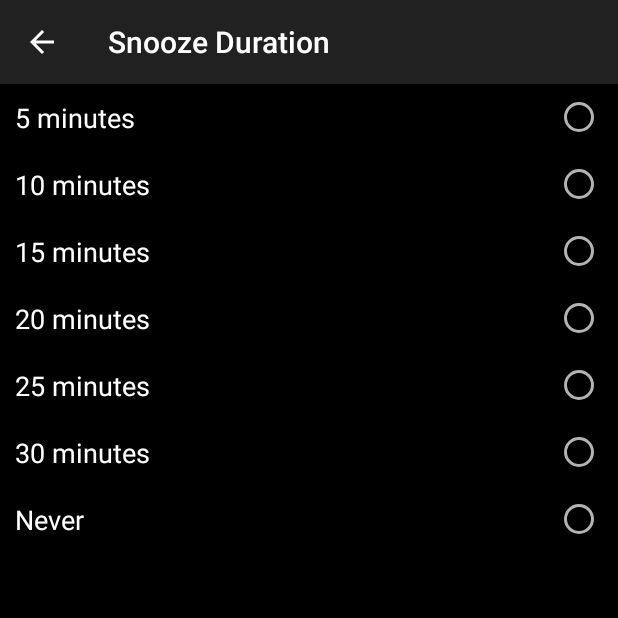
After one commit to vtabk2/Alarm_Clock_1, an Android app: the SnoozeActivity screen opened directly, with no data from a screen before it, on a phone screen of 412 x 824 dp, the top half of it. The commit adds this screen. Run offline under Robolectric (Android 15) with nearby library versions, the phone set to English and light mode, and no system bars.

Commit message:
alarm_snooze

```diff
--- a/app/src/main/AndroidManifest.xml
+++ b/app/src/main/AndroidManifest.xml
@@ -31,6 +31,9 @@
         <activity
             android:name=".ui.activity.ListAlarmsActivity"
             android:theme="@style/Theme.AppCompat"/>
+        <activity
+            android:name=".ui.activity.SnoozeActivity"
+            android:theme="@style/Theme.AppCompat"/>
 
         <receiver
             android:name=".ui.widget.AnalogClockWidget"
--- a/app/src/main/java/com/example/framgia/alarmclock/data/Constants.java
+++ b/app/src/main/java/com/example/framgia/alarmclock/data/Constants.java
@@ -27,10 +27,10 @@ public class Constants {
     public final static int TYPE_CLOCKS_ANALOG = 5;
     public static final String ALARM_TIME_FORMAT = "HH:mm";
     public static final String OBJECT_ID = "id";
-    public static final String MINUTES ="minutes";
+    public static final String MINUTES = "minutes";
     public static final int DEFAULT_INTENT_VALUE = -1;
     public static final String DEFAULT_ALARM_SOUND = "Bells";
     public static final int DEFAULT_ALARM_VOLUME = 50;
     public static final int DEFAULT_ALARM_SNOOZE_TIME = 10;
-
+    public static final String INTENT_SNOOZE_TIME = "snooze time";
 }
--- /dev/null
+++ b/app/src/main/java/com/example/framgia/alarmclock/ui/activity/SnoozeActivity.java
@@ -0,0 +1,128 @@
+package com.example.framgia.alarmclock.ui.activity;
+
+import android.app.Activity;
+import android.content.Intent;
+import android.os.Bundle;
+import android.support.annotation.Nullable;
+import android.support.v7.app.AppCompatActivity;
+import android.view.MenuItem;
+import android.widget.RadioButton;
+import android.widget.RadioGroup;
+
+import com.example.framgia.alarmclock.R;
+import com.example.framgia.alarmclock.data.Constants;
+
+/**
+ * Created by framgia on 19/07/2016.
+ */
+public class SnoozeActivity extends AppCompatActivity {
+    public static final int SNOOZE_FIVE_MINUTES = 5;
+    public static final int SNOOZE_TEN_MINUTES = 10;
+    public static final int SNOOZE_FIFTEEN_MINUTES = 15;
+    public static final int SNOOZE_TWENTY_MINUTES = 20;
+    public static final int SNOOZE_TWENTY_FIVE_MINUTES = 25;
+    public static final int SNOOZE_THIRTY_MINUTES = 30;
+    public static final int SNOOZE_NEVER = 0;
+    private RadioGroup mRadioGroup;
+    private RadioButton mRadioButtonFiveMinutes, mRadioButtonTenMinutes,
+        mRadioButtonFifteenMinutes, mRadioButtonTwentyMinutes, mRadioButtonTwentyFiveMinutes,
+        mRadioButtonThirtyMinutes, mRadioButtonNever;
+    private int mSnoozeTime;
+
+    @Override
+    protected void onCreate(@Nullable Bundle savedInstanceState) {
+        super.onCreate(savedInstanceState);
+        setContentView(R.layout.activity_snooze);
+        getSupportActionBar().setTitle(R.string.snooze_duration);
+        getSupportActionBar().setDisplayHomeAsUpEnabled(true);
+        getSupportActionBar().setDisplayShowHomeEnabled(true);
+        initViews();
+        loadData();
+    }
+
+    private void initViews() {
+        mRadioGroup = (RadioGroup) findViewById(R.id.radio_group_snooze);
+        mRadioButtonFiveMinutes = (RadioButton) findViewById(R.id.radio_button_five_minutes);
+        mRadioButtonTenMinutes = (RadioButton) findViewById(R.id.radio_button_ten_minutes);
+        mRadioButtonFifteenMinutes = (RadioButton) findViewById(R.id.radio_button_fifteen_minutes);
+        mRadioButtonTwentyMinutes = (RadioButton) findViewById(R.id.radio_button_twenty_minutes);
+        mRadioButtonTwentyFiveMinutes =
+            (RadioButton) findViewById(R.id.radio_button_twenty_five_minutes);
+        mRadioButtonThirtyMinutes = (RadioButton) findViewById(R.id.radio_button_thirty_minutes);
+        mRadioButtonNever = (RadioButton) findViewById(R.id.radio_button_never);
+    }
+
+    private void loadData() {
+        Intent intent = getIntent();
+        mSnoozeTime = intent.getIntExtra(Constants.INTENT_SNOOZE_TIME, Constants
+            .DEFAULT_INTENT_VALUE);
+        switch (mSnoozeTime) {
+            case SNOOZE_FIVE_MINUTES:
+                mRadioButtonFiveMinutes.setChecked(true);
+                break;
+            case SNOOZE_TEN_MINUTES:
+                mRadioButtonTenMinutes.setChecked(true);
+                break;
+            case SNOOZE_FIFTEEN_MINUTES:
+                mRadioButtonFifteenMinutes.setChecked(true);
+                break;
+            case SNOOZE_TWENTY_MINUTES:
+                mRadioButtonTwentyMinutes.setChecked(true);
+                break;
+            case SNOOZE_TWENTY_FIVE_MINUTES:
+                mRadioButtonTwentyFiveMinutes.setChecked(true);
+                break;
+            case SNOOZE_THIRTY_MINUTES:
+                mRadioButtonThirtyMinutes.setChecked(true);
+                break;
+            case SNOOZE_NEVER:
+                mRadioButtonNever.setChecked(true);
+                break;
+        }
+    }
+
+    private void getSnoozeTime() {
+        switch (mRadioGroup.getCheckedRadioButtonId()) {
+            case R.id.radio_button_five_minutes:
+                mSnoozeTime = SNOOZE_FIVE_MINUTES;
+                break;
+            case R.id.radio_button_ten_minutes:
+                mSnoozeTime = SNOOZE_TEN_MINUTES;
+                break;
+            case R.id.radio_button_fifteen_minutes:
+                mSnoozeTime = SNOOZE_FIFTEEN_MINUTES;
+                break;
+            case R.id.radio_button_twenty_minutes:
+                mSnoozeTime = SNOOZE_TWENTY_MINUTES;
+                break;
+            case R.id.radio_button_twenty_five_minutes:
+                mSnoozeTime = SNOOZE_TWENTY_FIVE_MINUTES;
+                break;
+            case R.id.radio_button_thirty_minutes:
+                mSnoozeTime = SNOOZE_THIRTY_MINUTES;
+                break;
+            case R.id.radio_button_never:
+                mSnoozeTime = SNOOZE_NEVER;
+                break;
+        }
+        Intent returnIntent = new Intent();
+        returnIntent.putExtra(Constants.INTENT_SNOOZE_TIME, mSnoozeTime);
+        setResult(Activity.RESULT_OK, returnIntent);
+        finish();
+    }
+
+    @Override
+    public boolean onOptionsItemSelected(MenuItem menuItem) {
+        switch (menuItem.getItemId()) {
+            case android.R.id.home:
+                getSnoozeTime();
+                break;
+        }
+        return super.onOptionsItemSelected(menuItem);
+    }
+
+    @Override
+    public void onBackPressed() {
+        getSnoozeTime();
+    }
+}
--- a/app/src/main/res/layout/activity_repeat.xml
+++ b/app/src/main/res/layout/activity_repeat.xml
@@ -7,8 +7,6 @@
     <LinearLayout
         style="@style/layout_repeat"
         android:orientation="vertical">
-
-        <include layout="@layout/layout_line_break"/>
 
         <LinearLayout
             style="@style/layout_repeat">
--- /dev/null
+++ b/app/src/main/res/layout/activity_snooze.xml
@@ -0,0 +1,48 @@
+<?xml version="1.0" encoding="utf-8"?>
+<ScrollView xmlns:android="http://schemas.android.com/apk/res/android"
+            android:layout_width="match_parent"
+            android:layout_height="match_parent"
+            android:background="@android:color/black">
+
+    <RadioGroup
+        android:id="@+id/radio_group_snooze"
+        android:layout_width="match_parent"
+        android:layout_height="wrap_content"
+        android:orientation="vertical">
+
+        <RadioButton
+            android:id="@+id/radio_button_five_minutes"
+            style="@style/snooze_item_radio_button"
+            android:text="@string/snooze_five_minutes"/>
+
+        <RadioButton
+            android:id="@+id/radio_button_ten_minutes"
+            style="@style/snooze_item_radio_button"
+            android:text="@string/snooze_ten_minutes"/>
+
+        <RadioButton
+            android:id="@+id/radio_button_fifteen_minutes"
+            style="@style/snooze_item_radio_button"
+            android:text="@string/snooze_fifteen_minutes"/>
+
+        <RadioButton
+            android:id="@+id/radio_button_twenty_minutes"
+            style="@style/snooze_item_radio_button"
+            android:text="@string/snooze_twenty_minutes"/>
+
+        <RadioButton
+            android:id="@+id/radio_button_twenty_five_minutes"
+            style="@style/snooze_item_radio_button"
+            android:text="@string/snooze_twenty_five_minutes"/>
+
+        <RadioButton
+            android:id="@+id/radio_button_thirty_minutes"
+            style="@style/snooze_item_radio_button"
+            android:text="@string/snooze_thirty_minutes"/>
+
+        <RadioButton
+            android:id="@+id/radio_button_never"
+            style="@style/snooze_item_radio_button"
+            android:text="@string/snooze_never"/>
+    </RadioGroup>
+</ScrollView>
--- a/app/src/main/res/values/dimens.xml
+++ b/app/src/main/res/values/dimens.xml
@@ -8,7 +8,8 @@
     <dimen name="text_clock2_activity_main_text_size">50sp</dimen>
     <dimen name="linearLayout_activity_main_padding_end">20dp</dimen>
     <dimen name="linearLayout_activity_main_padding_start">0dp</dimen>
-    <dimen name="padding_small">10dp</dimen>
+    <dimen name="padding_medium">10dp</dimen>
+    <dimen name="padding_small">5dp</dimen>
     <dimen name="image_functions_setting_activity_padding_left">10dp</dimen>
     <dimen name="image_functions_setting_activity_padding_top">5dp</dimen>
     <dimen name="text_functions_setting_activity_padding_left">20dp</dimen>
@@ -29,4 +30,5 @@
     <dimen name="alarm_detail_text_time_padding_top">25dp</dimen>
     <dimen name="alarm_detail_text_title">20sp</dimen>
     <dimen name="margin_medium">10dp</dimen>
+    <dimen name="snooze_item_text_size">18sp</dimen>
 </resources>
--- a/app/src/main/res/values/strings.xml
+++ b/app/src/main/res/values/strings.xml
@@ -51,4 +51,12 @@
     <string name="save">save</string>
     <string name="volume">Volume</string>
     <string name="set_alarm">Set Alarm</string>
+    <string name="snooze_never">Never</string>
+    <string name="snooze_five_minutes">5 minutes</string>
+    <string name="snooze_ten_minutes">10 minutes</string>
+    <string name="snooze_fifteen_minutes">15 minutes</string>
+    <string name="snooze_twenty_minutes">20 minutes</string>
+    <string name="snooze_twenty_five_minutes">25 minutes</string>
+    <string name="snooze_thirty_minutes">30 minutes</string>
+    <string name="snooze_duration">Snooze Duration</string>
 </resources>
--- a/app/src/main/res/values/styles.xml
+++ b/app/src/main/res/values/styles.xml
@@ -30,7 +30,7 @@
     <style name="layout_repeat">
         <item name="android:layout_width">match_parent</item>
         <item name="android:layout_height">wrap_content</item>
-        <item name="android:padding">@dimen/padding_small</item>
+        <item name="android:padding">@dimen/padding_medium</item>
     </style>
 
     <style name="text_widget_hour">
@@ -89,4 +89,16 @@
         <item name="android:textColor">@android:color/white</item>
         <item name="android:textSize">@dimen/alarm_detail_text_title</item>
     </style>
+
+    <style name="snooze_item_radio_button">
+        <item name="android:layout_width">match_parent</item>
+        <item name="android:layout_height">wrap_content</item>
+        <item name="android:layoutDirection">rtl</item>
+        <item name="android:textSize">@dimen/snooze_item_text_size</item>
+        <item name="android:layout_marginRight">@dimen/margin_medium</item>
+        <item name="android:paddingLeft">@dimen/padding_medium</item>
+        <item name="android:paddingTop">@dimen/padding_medium</item>
+        <item name="android:paddingBottom">@dimen/padding_medium</item>
+        <item name="android:textAlignment">textStart</item>
+    </style>
 </resources>
```
Also changed, not shown: app/src/main/java/com/example/framgia/alarmclock/ui/activity/AlarmDetailActivity.java (+23 -7 lines).
